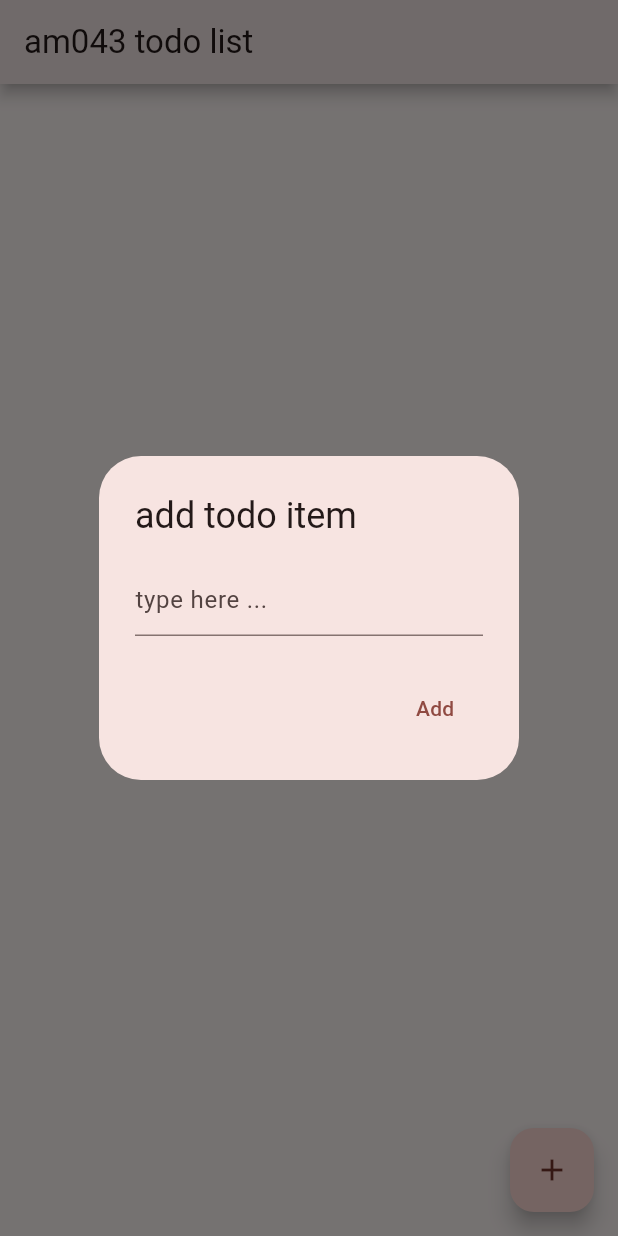
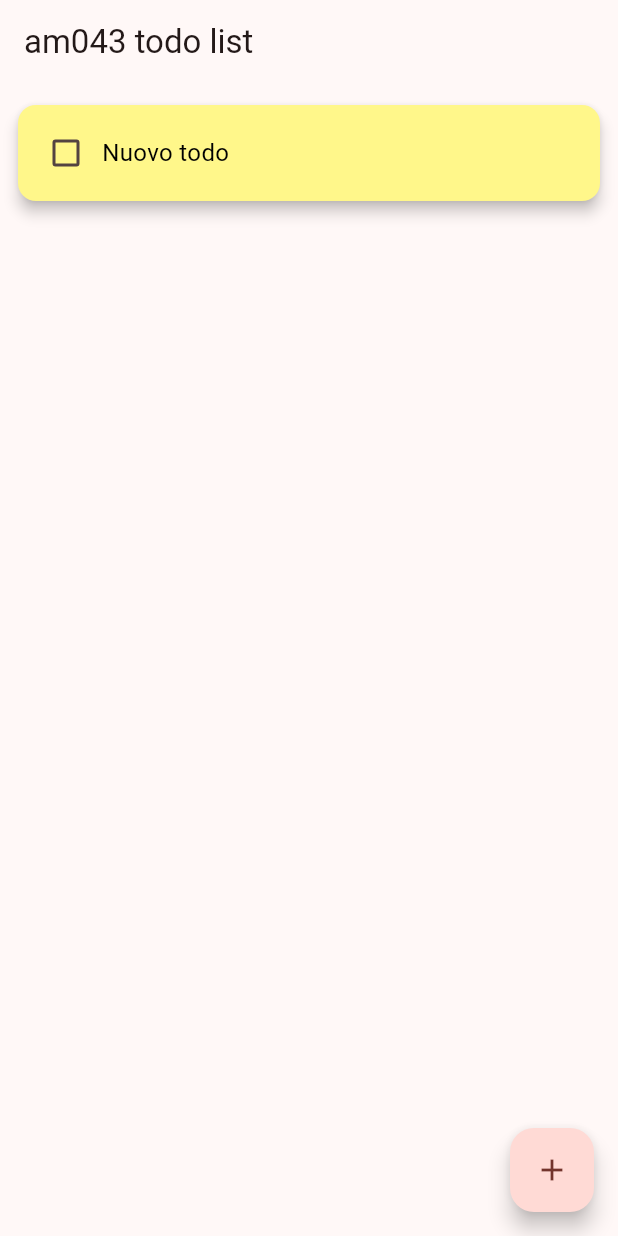
Before and after one commit to vianellofrancesco/TPSIT, a Flutter app: the screen it shows after launch, after a tap on the "add" icon, on a phone screen of 412 x 824 dp. Run offline on Flutter 3.47's test engine with Material 3 defaults, Android fonts, the phone set to English and light mode, and no system bars.

Commit message:
secondo commit di progetto todo

```diff
--- a/todo_app/lib/main.dart
+++ b/todo_app/lib/main.dart
@@ -1,6 +1,5 @@
 import 'package:flutter/material.dart';
 import 'package:provider/provider.dart';
-
 import 'model.dart';
 import 'notifier.dart';
 import 'widgets.dart';
@@ -16,83 +15,43 @@ class MyApp extends StatelessWidget {
   Widget build(BuildContext context) {
     return MaterialApp(
       title: 'am043 todo list',
-      theme: ThemeData(colorScheme: ColorScheme.fromSeed(seedColor: Colors.red)),
-      home: ChangeNotifierProvider<TodoListNotifier>(
-        create: (notifier) => TodoListNotifier(),
+      theme: ThemeData(
+        colorScheme: ColorScheme.fromSeed(seedColor: Colors.red),
+      ),
+      home: ChangeNotifierProvider(
+        create: (_) => TodoListNotifier(),
         child: const MyHomePage(title: 'am043 todo list'),
       ),
     );
   }
 }
 
-class MyHomePage extends StatefulWidget {
+class MyHomePage extends StatelessWidget {
   const MyHomePage({super.key, required this.title});
 
   final String title;
 
   @override
-  State<MyHomePage> createState() => _MyHomePageState();
-}
-
-class _MyHomePageState extends State<MyHomePage> {
-  final TextEditingController _textFieldController = TextEditingController();
-
-  Future<void> _displayDialog(TodoListNotifier notifier) async {
-    return showDialog<void>(
-      context: context,
-      barrierDismissible: false,
-      builder: (BuildContext context) {
-        return AlertDialog(
-          title: const Text('add todo item'),
-          content: TextField(
-            controller: _textFieldController,
-            decoration: const InputDecoration(hintText: 'type here ...'),
-          ),
-          actions: <Widget>[
-            TextButton(
-              child: const Text('Add'),
-              onPressed: () {
-                Navigator.of(context).pop();
-                notifier.addTodo(_textFieldController.text);
-                _textFieldController.clear();
-              },
-            ),
-          ],
-        );
-      },
-    );
-  }
-
-  @override
   Widget build(BuildContext context) {
-    final TodoListNotifier notifier = context.watch<TodoListNotifier>();
+    final notifier = context.watch<TodoListNotifier>();
 
     return Scaffold(
-      appBar: AppBar(
-        shadowColor: Theme.of(context).shadowColor,
-        elevation: 4,
-        title: Text(widget.title),
-      ),
-      body: Center(
-
-        child: ListView.builder(
-          padding: const EdgeInsets.symmetric(vertical: 8.0),
+      appBar: AppBar(title: Text(title)),
+      body: ListView.builder(
+        padding: const EdgeInsets.symmetric(vertical: 8),
         itemCount: notifier.length,
         itemBuilder: (context, index) {
-          Todo todo = notifier.getTodo(index);
+          final Todo todo = notifier.getTodo(index);
           return Card(
-          color: const Color.fromRGBO(255, 247, 138, 1), // Giallo sticky note
+            color: const Color.fromRGBO(255, 247, 138, 1),
             elevation: 4,
-          shadowColor: const Color.fromRGBO(0, 0, 0, 1),
-          margin: const EdgeInsets.symmetric(horizontal: 12, vertical: 6), // Spazio tra le card
-          child: TodoItem(todo: todo), // Il tuo widget va dentro la Card
+            margin: const EdgeInsets.symmetric(horizontal: 12, vertical: 6),
+            child: TodoItem(todo: todo),
           );
         },
       ),
-      ),
       floatingActionButton: FloatingActionButton(
-        onPressed: () => _displayDialog(notifier),
-        tooltip: 'add todo',
+        onPressed: () => notifier.addTodo('Nuovo todo'),
         child: const Icon(Icons.add),
       ),
     );
--- a/todo_app/lib/model.dart
+++ b/todo_app/lib/model.dart
@@ -1,5 +1,6 @@
 class Todo {
   Todo({required this.name, required this.checked});
-  final String name;
+
+  String name;
   bool checked;
 }
--- a/todo_app/lib/widgets.dart
+++ b/todo_app/lib/widgets.dart
@@ -1,36 +1,65 @@
 import 'package:flutter/material.dart';
 import 'package:provider/provider.dart';
-
 import 'model.dart';
 import 'notifier.dart';
 
-class TodoItem extends StatelessWidget {
-  TodoItem({required this.todo}) : super(key: ObjectKey(todo));
+class TodoItem extends StatefulWidget {
+  const TodoItem({required this.todo, super.key});
 
   final Todo todo;
 
-  TextStyle? _getTextStyle(bool checked) {
-    if (!checked) return null;
+  @override
+  State<TodoItem> createState() => _TodoItemState();
+}
 
-    return const TextStyle(
-      color: Colors.black45,
-      decoration: TextDecoration.lineThrough,
-    );
+class _TodoItemState extends State<TodoItem> {
+  bool _editing = false;
+  late TextEditingController _controller;
+
+  @override
+  void initState() {
+    super.initState();
+    _controller = TextEditingController(text: widget.todo.name);
   }
 
   @override
   Widget build(BuildContext context) {
-    final TodoListNotifier notifier = context.watch<TodoListNotifier>();
+    final notifier = context.read<TodoListNotifier>();
 
-    return ListTile(
-      onTap: () {
-        notifier.changeTodo(todo);
-      },
-      onLongPress: (() {
-        notifier.deleteTodo(todo);
-      }),
-      leading: CircleAvatar(child: Text(todo.name[0])),
-      title: Text(todo.name, style: _getTextStyle(todo.checked)),
+    return Padding(
+      padding: const EdgeInsets.all(8.0),
+      child: Row(
+        children: [
+          Checkbox(
+            value: widget.todo.checked,
+            onChanged: (_) => notifier.toggleTodo(widget.todo),
+          ),
+          Expanded(
+            child: _editing
+                ? TextField(
+                    controller: _controller,
+                    autofocus: true,
+                    onSubmitted: (value) {
+                      notifier.updateTodoText(widget.todo, value);
+                      setState(() => _editing = false);
+                    },
+                  )
+                : GestureDetector(
+                    onTap: () => setState(() => _editing = true),
+                    onLongPress: () => notifier.deleteTodo(widget.todo),
+                    child: Text(
+                      widget.todo.name,
+                      style: TextStyle(
+                        fontSize: 16,
+                        color: widget.todo.checked
+                            ? Colors.black45
+                            : Colors.black,
+                      ),
+                    ),
+                  ),
+          ),
+        ],
+      ),
     );
   }
 }
```
Also changed, not shown: todo_app/lib/notifier.dart (+9 -4 lines), todo_app/pubspec.lock, 1 other file. Lines whose indentation alone changed are shown as unchanged.
